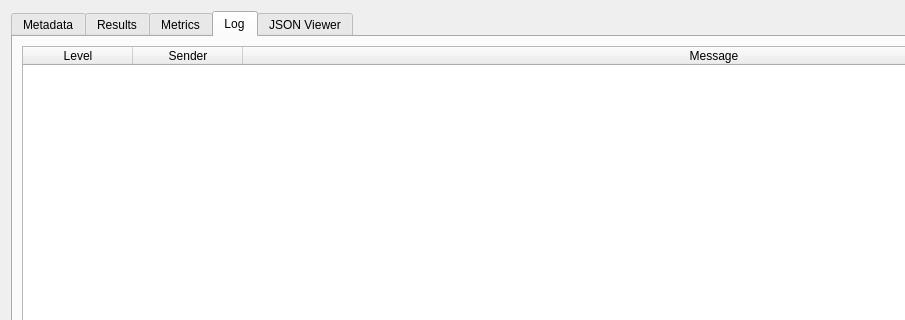
First picture: the form in chia_tools/ui/json_result_viewer.ui, repository cabrust/chia-tools, before the edit; both pictures show x 0 to 905 and y 0 to 320 of the 1208 by 941 pixel window.
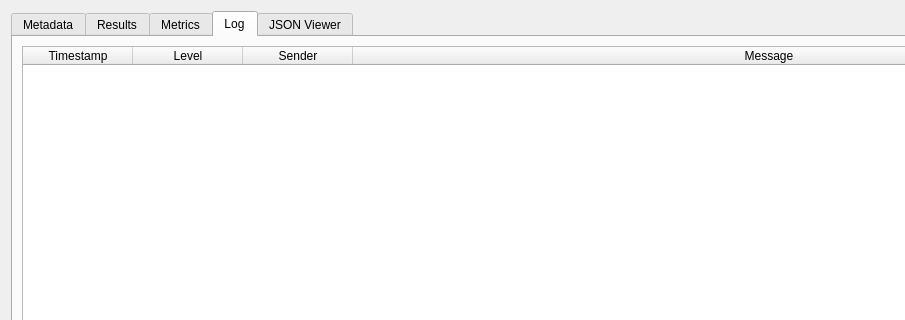
Second picture: the form after the edit. The open tabs and pages were chosen to show the change.

Commit message: JSONResultViewer: View log messages

```diff
--- a/chia_tools/ui/json_result_viewer.ui
+++ b/chia_tools/ui/json_result_viewer.ui
@@ -496,6 +496,11 @@
          <attribute name="horizontalHeaderStretchLastSection">
           <bool>true</bool>
          </attribute>
+         <column>
+          <property name="text">
+           <string>Timestamp</string>
+          </property>
+         </column>
          <column>
           <property name="text">
            <string>Level</string>
```
Left out of the diff: 2 changed lines with no effect on the pictures. The commit also changes 1 other file.
